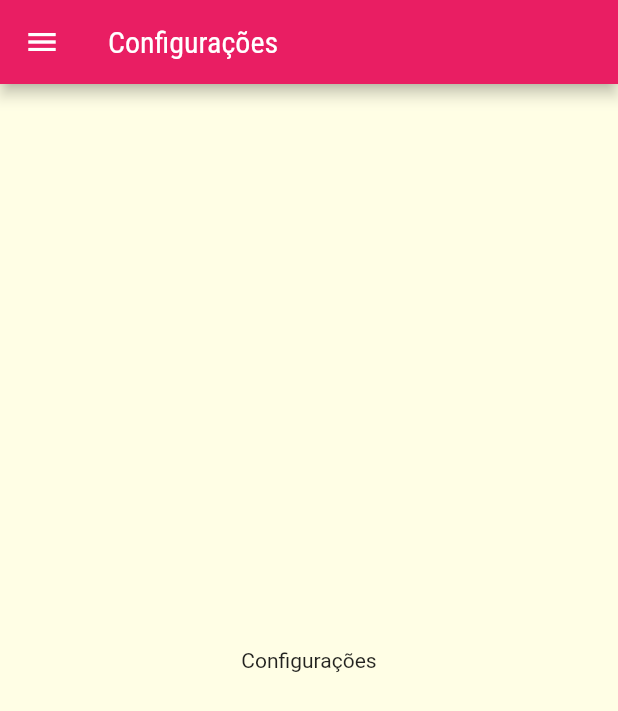
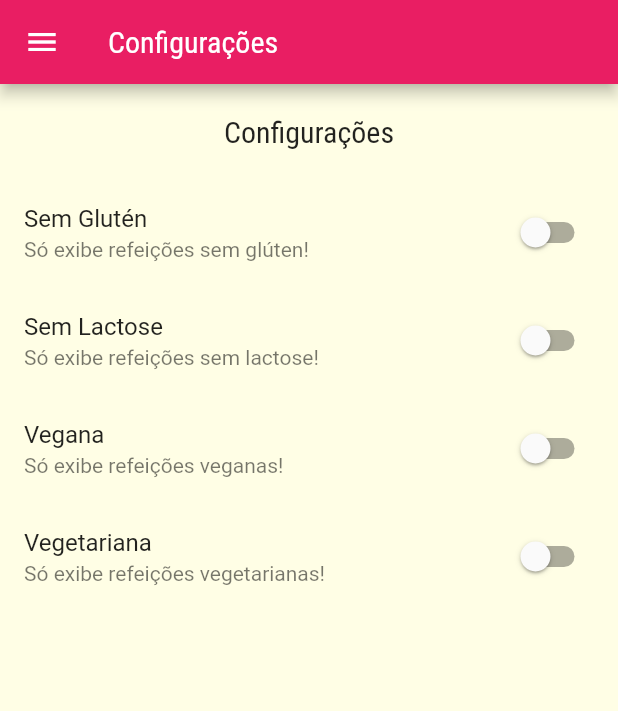
Before and after one commit to AfonsoMachado/meals_app, a Flutter app: the SettingsScreen screen opened by its route, on a phone screen of 412 x 824 dp. Shown: the top 711 px of the screen. Run offline on Flutter 3.47's test engine with Material 2 defaults, Android fonts, the phone set to English and light mode, and no system bars.

Commit message:
feat: create settings filter switches

```diff
--- a/lib/screens/settings_screen.dart
+++ b/lib/screens/settings_screen.dart
@@ -1,8 +1,27 @@
 import 'package:flutter/material.dart';
 import 'package:meals_app/components/main_drawer.dart';
 
-class SettingsScreen extends StatelessWidget {
+import '../models/settings.dart';
+
+class SettingsScreen extends StatefulWidget {
   const SettingsScreen({super.key});
+
+  @override
+  State<SettingsScreen> createState() => _SettingsScreenState();
+}
+
+class _SettingsScreenState extends State<SettingsScreen> {
+  var settings = Settings();
+
+  Widget _createSwitch(
+      String title, String subtitle, bool value, Function(bool) onChanged) {
+    return SwitchListTile.adaptive(
+      value: value,
+      onChanged: onChanged,
+      title: Text(title),
+      subtitle: Text(subtitle),
+    );
+  }
 
   @override
   Widget build(BuildContext context) {
@@ -11,8 +30,45 @@ class SettingsScreen extends StatelessWidget {
         title: const Text('Configurações'),
       ),
       drawer: const MainDrawer(),
-      body: const Center(
-        child: Text('Configurações'),
+      body: Column(
+        children: [
+          Container(
+            padding: const EdgeInsets.all(20),
+            child: Text(
+              'Configurações',
+              style: Theme.of(context).textTheme.titleLarge,
+            ),
+          ),
+          Expanded(
+              child: ListView(
+            children: [
+              _createSwitch(
+                'Sem Glutén',
+                'Só exibe refeições sem glúten!',
+                settings.isGlutenFree,
+                (value) => setState(() => settings.isGlutenFree = value),
+              ),
+              _createSwitch(
+                'Sem Lactose',
+                'Só exibe refeições sem lactose!',
+                settings.isLactoseFree,
+                (value) => setState(() => settings.isLactoseFree = value),
+              ),
+              _createSwitch(
+                'Vegana',
+                'Só exibe refeições veganas!',
+                settings.isVegan,
+                (value) => setState(() => settings.isVegan = value),
+              ),
+              _createSwitch(
+                'Vegetariana',
+                'Só exibe refeições vegetarianas!',
+                settings.isVegetarian,
+                (value) => setState(() => settings.isVegetarian = value),
+              ),
+            ],
+          ))
+        ],
       ),
     );
   }
```
